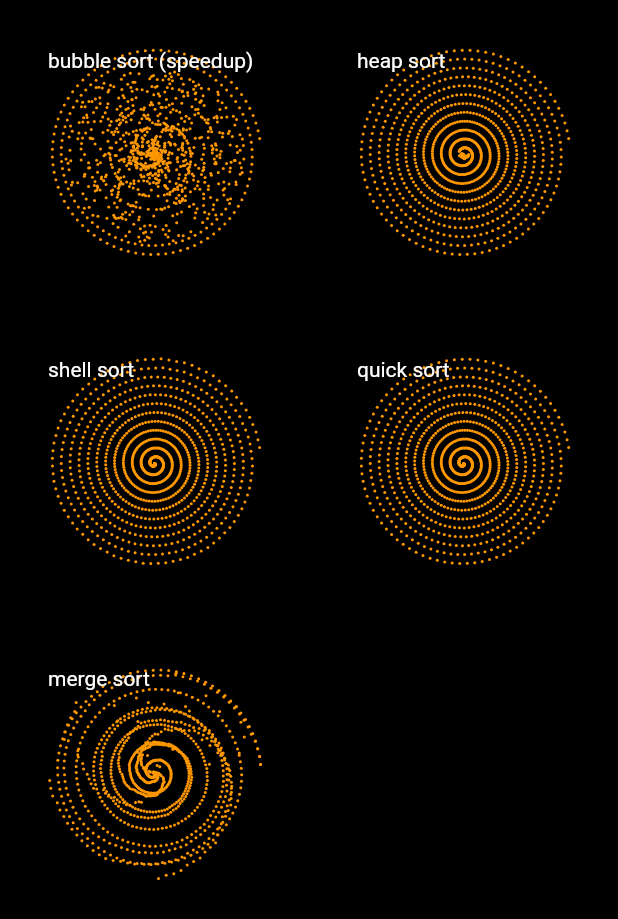
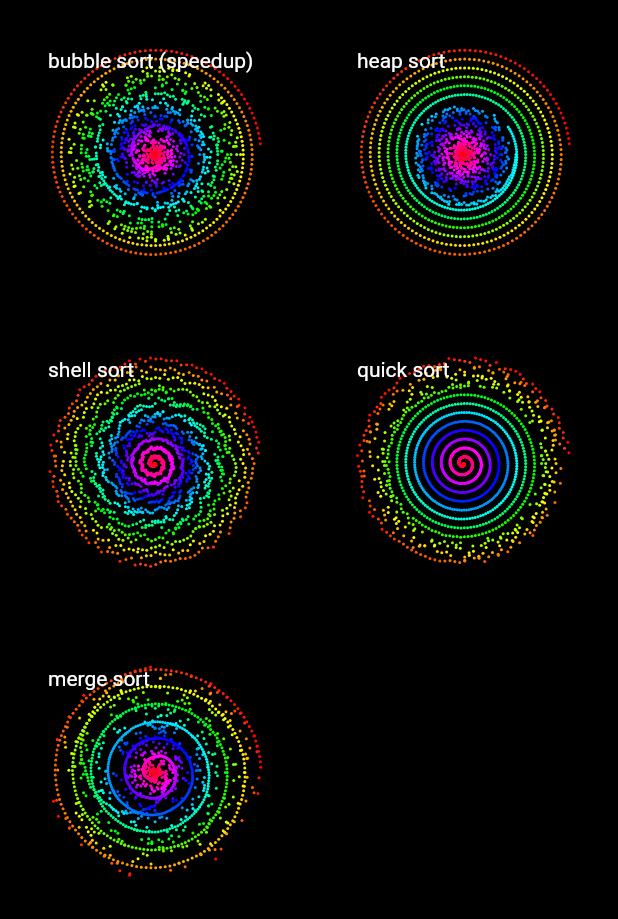
Before and after one commit to hamed-rezaee/flutter_sort_visualizer, a Flutter app: the screen it shows after launch, on a phone screen of 412 x 824 dp. Shown: the top 919 px of the screen. Run offline on Flutter 3.47's test engine with Material 2 defaults, Android fonts, the phone set to English and light mode, and no system bars.

Commit message:
minor refactor

```diff
--- a/lib/main.dart
+++ b/lib/main.dart
@@ -9,7 +9,7 @@ void main() => runApp(MainApp());
 class MainApp extends StatelessWidget {
   MainApp({super.key});
 
-  final List<int> baseData = List<int>.generate(1000, (int index) => index)
+  final List<int> baseData = List<int>.generate(1500, (int index) => index)
     ..shuffle();
 
   @override
--- a/lib/sort.dart
+++ b/lib/sort.dart
@@ -44,7 +44,7 @@ class Sort {
       }
 
       _controller.add(list);
-      await Future<void>.delayed(delay * list.length ~/ 20);
+      await Future<void>.delayed(delay * list.length ~/ 50);
     }
 
     return list;
--- a/lib/visualizer_painter.dart
+++ b/lib/visualizer_painter.dart
@@ -12,34 +12,51 @@ class VisualizerPainter extends CustomPainter {
   @override
   void paint(Canvas canvas, Size size) {
     final Paint paint = Paint()
-      ..strokeWidth = 2
-      ..color = Colors.orange
       ..strokeCap = StrokeCap.round
       ..style = PaintingStyle.fill;
+
+    canvas.translate(size.width / 2, size.height / 2);
+
+    final List<PointData> points = _converPolarToCartesian(size);
+
+    for (final PointData point in points) {
+      paint.color = point.color;
+      canvas.drawCircle(point.offset, 1, paint..color = point.color);
+    }
+  }
+
+  List<PointData> _converPolarToCartesian(Size size) {
+    final List<PointData> points = <PointData>[];
 
     final int minValue = data.reduce(min);
     final int maxValue = data.reduce(max);
 
     final double step = 24 * pi / data.length;
 
-    final List<Offset> points = <Offset>[];
+    for (int i = 0; i < data.length - 1; i++) {
+      final double radius = _normalize(data[i], minValue, maxValue);
 
-    for (int i = 0; i < data.length - 1; i++) {
-      final double r = _normalize(data[i], minValue, maxValue);
+      final double x = cos(i * step) * radius * size.width / 2;
+      final double y = sin(i * step) * radius * size.height / 2;
 
-      final double x = cos(i * step) * r * size.width / 2;
-      final double y = sin(i * step) * r * size.height / 2;
-
-      points.add(Offset(x, y));
+      points.add(PointData(Offset(x, y), _getHsvColor(radius)));
     }
 
-    canvas
-      ..translate(size.width / 2, size.height / 2)
-      ..drawPoints(pointMode, points, paint);
+    return points;
   }
 
-  double _normalize(int value, int min, int max) => (value - min) / (max - min);
+  double _normalize(int value, int min, int max) => value / (max - min);
+
+  Color _getHsvColor(double value) =>
+      HSVColor.fromAHSV(1, 360 - value * 360, 1, 1).toColor();
 
   @override
   bool shouldRepaint(covariant CustomPainter oldDelegate) => true;
 }
+
+class PointData {
+  PointData(this.offset, this.color);
+
+  final Offset offset;
+  final Color color;
+}
```
